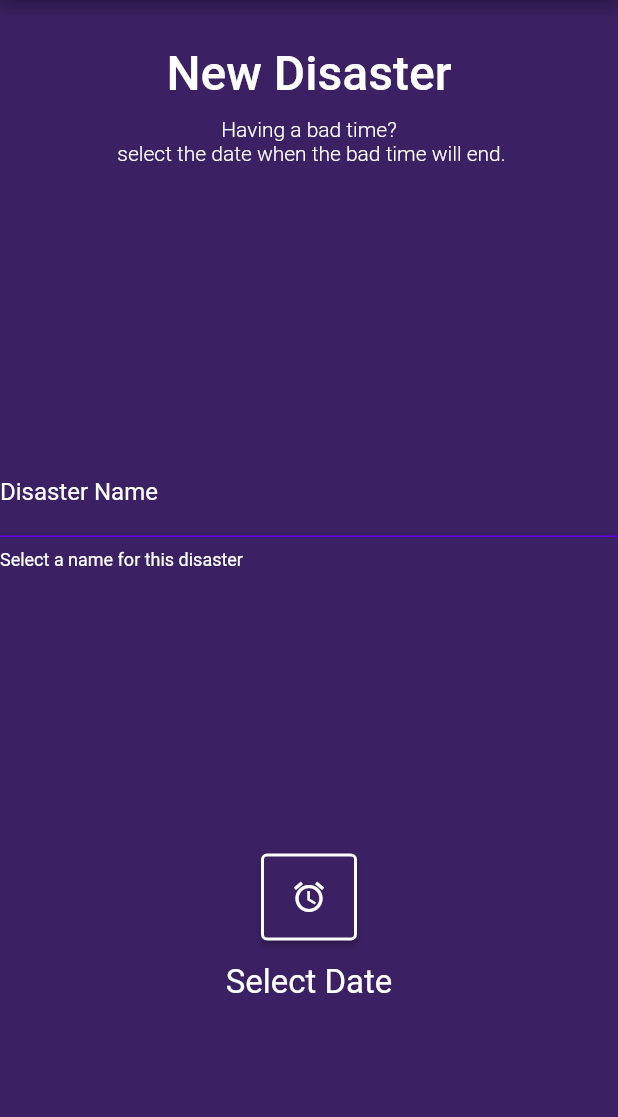
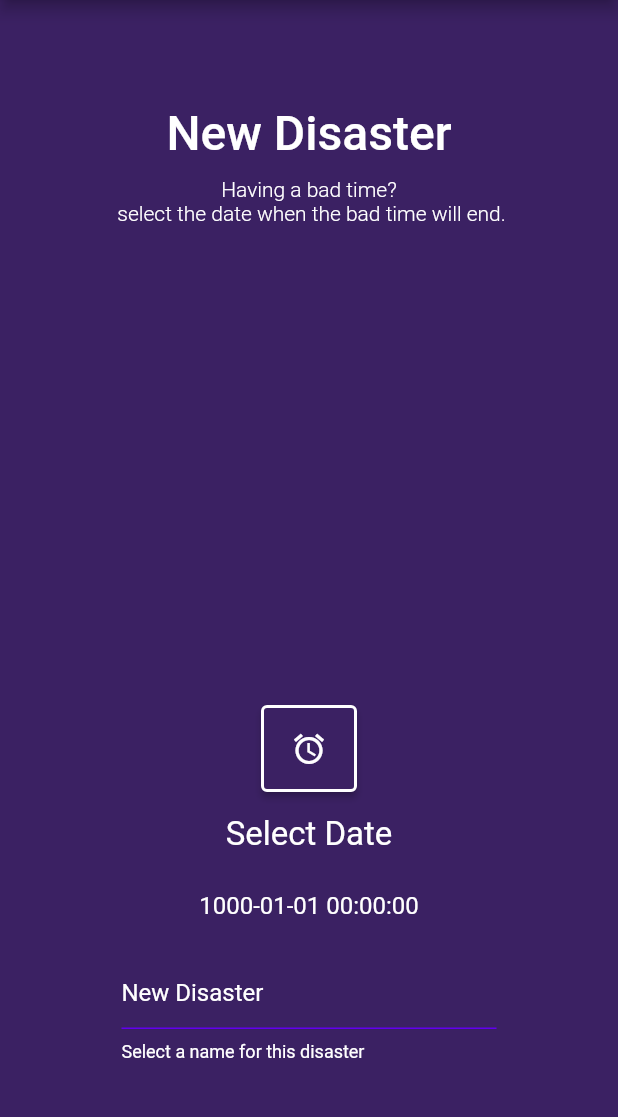
Before and after one commit to Mastagoon/you-will-be-okay, a Flutter app: the screen it shows after launch, on a phone screen of 412 x 824 dp, the part 84-1201 px from its top. Run offline on Flutter 3.47's test engine with Material 2 defaults, Android fonts, the phone set to English and light mode, and no system bars; our stand-ins replace flutter_datetime_picker.

Commit message:
home page

```diff
--- a/lib/main.dart
+++ b/lib/main.dart
@@ -5,5 +5,5 @@ import 'constants/colors.dart';
 void main() => runApp(MaterialApp(
   title: "And then you'll be okay",
   theme: ThemeData(primaryColor: Color(primaryColor)),
-  home: Home()
+  home: Home(),
 ));
--- a/lib/screens/home.dart
+++ b/lib/screens/home.dart
@@ -41,7 +41,7 @@ class Home extends StatelessWidget {
             children: [
               Column(children: [
                 Container(
-                  padding: EdgeInsets.fromLTRB(0, 30, 0, 10),
+                  padding: EdgeInsets.only(top: 70, bottom: 10),
                   child: Text(
                     "New Disaster",
                     style: TextStyle(
@@ -59,21 +59,9 @@ class Home extends StatelessWidget {
                 ),
               ]),
 
-              // Container(
-                 TextFormField(
-                  decoration: InputDecoration(
-                    labelText: "Disaster Name",
-                    labelStyle: TextStyle(color: Colors.white),
-                    helperText: "Select a name for this disaster",
-                    helperStyle: TextStyle(color: Colors.white),
-                    enabledBorder: UnderlineInputBorder(
-                      borderSide: BorderSide(color: Color(0xFF6200EE)),
-                    ),
-                  ),
-                ),
-              // ),
               Column(
                 children: [
+
                   Container(
                     child: ElevatedButton(
                       onPressed: () => selectDate(context),
@@ -90,13 +78,36 @@ class Home extends StatelessWidget {
                     ),
                   ),
                   Container(
-                    padding: EdgeInsets.fromLTRB(30, 15, 30, 100),
+                    padding: EdgeInsets.fromLTRB(30, 15, 30, 25),
                     child: Text(
                       "Select Date",
                       style: TextStyle(
                           color: Colors.white,
                           fontSize: 22,
                           fontWeight: FontWeight.w400),
+                    ),
+                  ),
+                  Container(
+                    padding: EdgeInsets.only(bottom: 25),
+                    child: Text(
+                      "1000-01-01 00:00:00",
+                      style: TextStyle(color: Colors.white, fontSize: 16),
+                    ),
+                  ),
+                  Container(
+                    width: 250,
+                    padding: EdgeInsets.only(bottom: 60),
+                    child: TextFormField(
+                      style: TextStyle(color: Colors.white),
+                      decoration: InputDecoration(
+                        hintText: "New Disaster",
+                        hintStyle: TextStyle(color: Colors.white),
+                        helperText: "Select a name for this disaster",
+                        helperStyle: TextStyle(color: Colors.white),
+                        enabledBorder: UnderlineInputBorder(
+                          borderSide: BorderSide(color: Color(0xFF6200EE)),
+                        ),
+                      ),
                     ),
                   ),
                 ],
```
